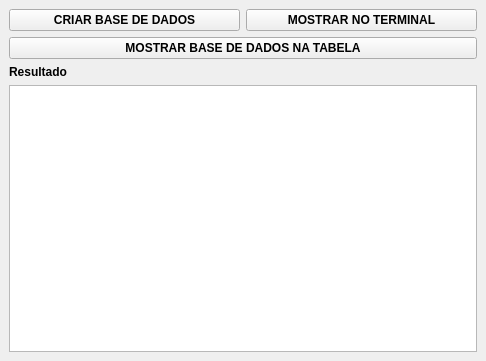
First picture: the form in mainwindow.ui, repository romaarfe/fct_qt_class_sqlcipher, before the edit.
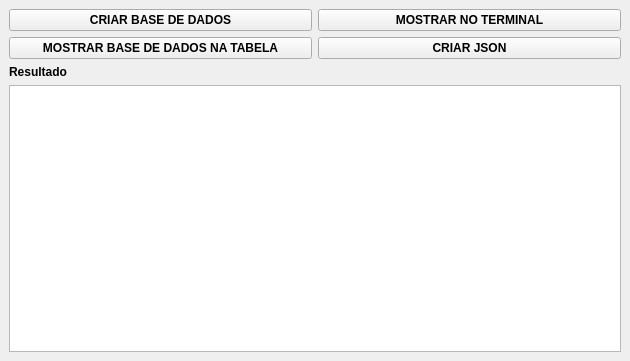
Second picture: the form after the edit.

Diff of the .ui file:
```diff
--- a/mainwindow.ui
+++ b/mainwindow.ui
@@ -6,7 +6,7 @@
    <rect>
     <x>0</x>
     <y>0</y>
-    <width>486</width>
+    <width>630</width>
     <height>361</height>
    </rect>
   </property>
@@ -15,7 +15,22 @@
   </property>
   <widget class="QWidget" name="centralwidget">
    <layout class="QGridLayout" name="gridLayout">
-    <item row="3" column="1">
+    <item row="5" column="1" colspan="2">
+     <widget class="QTableView" name="tbvTabela"/>
+    </item>
+    <item row="1" column="2">
+     <widget class="QPushButton" name="btnImprimir">
+      <property name="font">
+       <font>
+        <bold>true</bold>
+       </font>
+      </property>
+      <property name="text">
+       <string>MOSTRAR NO TERMINAL</string>
+      </property>
+     </widget>
+    </item>
+    <item row="4" column="1">
      <widget class="QLabel" name="lblResultado">
       <property name="font">
        <font>
@@ -27,18 +42,6 @@
       </property>
      </widget>
     </item>
-    <item row="2" column="1" colspan="2">
-     <widget class="QPushButton" name="btnTabela">
-      <property name="font">
-       <font>
-        <bold>true</bold>
-       </font>
-      </property>
-      <property name="text">
-       <string>MOSTRAR BASE DE DADOS NA TABELA</string>
-      </property>
-     </widget>
-    </item>
     <item row="1" column="1">
      <widget class="QPushButton" name="btnCriarBD">
       <property name="font">
@@ -51,20 +54,29 @@
       </property>
      </widget>
     </item>
-    <item row="1" column="2">
-     <widget class="QPushButton" name="btnImprimir">
+    <item row="2" column="2">
+     <widget class="QPushButton" name="btnJson">
       <property name="font">
        <font>
         <bold>true</bold>
        </font>
       </property>
       <property name="text">
-       <string>MOSTRAR NO TERMINAL</string>
+       <string>CRIAR JSON</string>
       </property>
      </widget>
     </item>
-    <item row="4" column="1" colspan="2">
-     <widget class="QTableView" name="tbvTabela"/>
+    <item row="2" column="1">
+     <widget class="QPushButton" name="btnTabela">
+      <property name="font">
+       <font>
+        <bold>true</bold>
+       </font>
+      </property>
+      <property name="text">
+       <string>MOSTRAR BASE DE DADOS NA TABELA</string>
+      </property>
+     </widget>
     </item>
    </layout>
   </widget>
```
